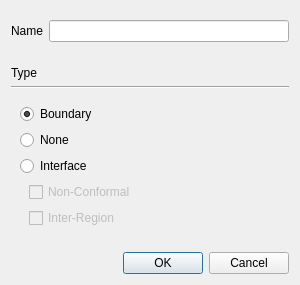
Above: baramMesh/view/geometry/surface_dialog.ui from nextfoam/baram before the change. Below: the same form after it.
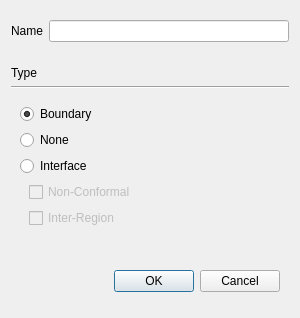
That is the form after the change.

Diff of the .ui file:
```diff
--- a/baramMesh/view/geometry/surface_dialog.ui
+++ b/baramMesh/view/geometry/surface_dialog.ui
@@ -7,7 +7,7 @@
     <x>0</x>
     <y>0</y>
     <width>300</width>
-    <height>285</height>
+    <height>318</height>
    </rect>
   </property>
   <property name="windowTitle">
@@ -15,6 +15,18 @@
   </property>
   <layout class="QVBoxLayout" name="verticalLayout_10">
    <item>
+    <widget class="QWidget" name="form" native="true">
+     <layout class="QVBoxLayout" name="verticalLayout">
+      <property name="leftMargin">
+       <number>0</number>
+      </property>
+      <property name="topMargin">
+       <number>0</number>
+      </property>
+      <property name="rightMargin">
+       <number>0</number>
+      </property>
+      <item>
     <widget class="QWidget" name="nameSetting" native="true">
      <layout class="QFormLayout" name="formLayout_3">
       <property name="leftMargin">
@@ -133,6 +145,42 @@
      </layout>
     </widget>
    </item>
+     </layout>
+    </widget>
+   </item>
+   <item>
+    <widget class="QWidget" name="widget_5" native="true">
+     <layout class="QHBoxLayout" name="horizontalLayout_2">
+      <item>
+       <spacer name="horizontalSpacer_2">
+        <property name="orientation">
+         <enum>Qt::Horizontal</enum>
+        </property>
+        <property name="sizeHint" stdset="0">
+         <size>
+          <width>181</width>
+          <height>20</height>
+         </size>
+        </property>
+       </spacer>
+      </item>
+      <item>
+       <widget class="QPushButton" name="ok">
+        <property name="text">
+         <string>OK</string>
+        </property>
+       </widget>
+      </item>
+      <item>
+       <widget class="QPushButton" name="cancel">
+        <property name="text">
+         <string>Cancel</string>
+        </property>
+       </widget>
+      </item>
+     </layout>
+    </widget>
+   </item>
    <item>
     <spacer name="verticalSpacer">
      <property name="orientation">
@@ -146,16 +194,6 @@
      </property>
     </spacer>
    </item>
-   <item>
-    <widget class="QDialogButtonBox" name="buttonBox">
-     <property name="orientation">
-      <enum>Qt::Horizontal</enum>
-     </property>
-     <property name="standardButtons">
-      <set>QDialogButtonBox::Cancel|QDialogButtonBox::Ok</set>
-     </property>
-    </widget>
-   </item>
   </layout>
  </widget>
  <resources/>
```
Left out of the diff: 35 changed lines with no effect on the pictures. Lines whose indentation alone changed are shown as unchanged.
